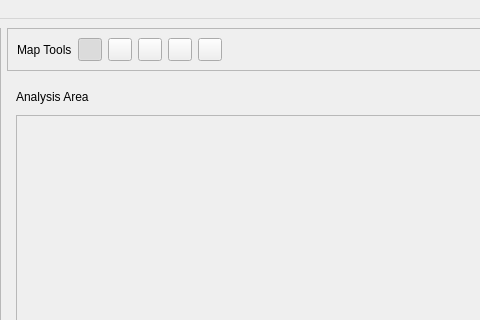
This is irs/src/gui/wfipsmainwindow.ui in firelab/wfips as Qt 5 draws it before an edit; both pictures show x 264 to 744 and y 0 to 320 of the 1207 by 806 pixel window. The edited form follows.
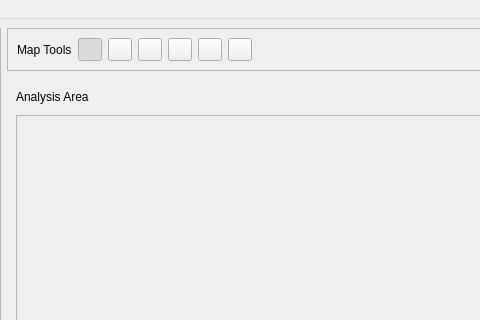
This is the edited form.

Commit message: start to add rect selection button

The edit to the form file:
```diff
--- a/irs/src/gui/wfipsmainwindow.ui
+++ b/irs/src/gui/wfipsmainwindow.ui
@@ -242,6 +242,22 @@
            </property>
           </widget>
          </item>
+         <item>
+          <widget class="QToolButton" name="mapSelectRectToolButton">
+           <property name="toolTip">
+            <string>Select</string>
+           </property>
+           <property name="text">
+            <string/>
+           </property>
+           <property name="checkable">
+            <bool>true</bool>
+           </property>
+           <property name="autoExclusive">
+            <bool>true</bool>
+           </property>
+          </widget>
+         </item>
          <item>
           <spacer name="horizontalSpacer">
            <property name="orientation">
```
